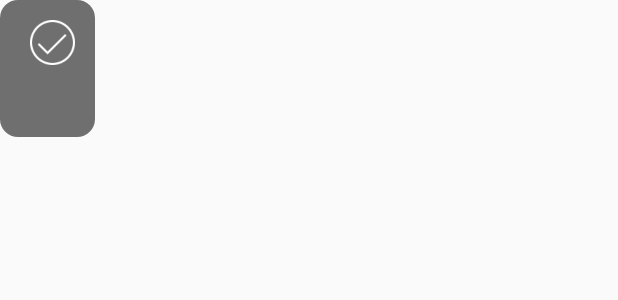
After one commit to zhouyu666-zy/Infinite-Android, an Android app: the layout layout_toast.xml on its own in the app's theme, with its tools: preview values and no code run, on a phone screen of 412 x 824 dp. The commit adds this screen. Shown: the top 300 px of the screen. Run offline under Robolectric (Android 15) with nearby library versions, the phone set to English and light mode, and no system bars.

Commit message:
点赞与取消点赞

```diff
--- /dev/null
+++ b/app/src/main/res/drawable/toast_back.xml
@@ -0,0 +1,6 @@
+<?xml version="1.0" encoding="utf-8"?>
+<shape xmlns:android="http://schemas.android.com/apk/res/android" >
+    <corners android:radius="12dp" />
+    <solid android:color="#A4232323"/>
+
+</shape>
--- a/app/src/main/res/layout/fragment_personal.xml
+++ b/app/src/main/res/layout/fragment_personal.xml
@@ -28,7 +28,6 @@
                 android:layout_width="match_parent"
                 android:layout_height="wrap_content"
                 android:scaleType="centerCrop"
-                android:src="@drawable/user_background"
                 android:fitsSystemWindows="true"/>
 
 
--- a/app/src/main/res/layout/item_video.xml
+++ b/app/src/main/res/layout/item_video.xml
@@ -74,6 +74,7 @@
             android:src="@drawable/default_avatar_image"/>
 
         <ImageView
+            android:id="@+id/like_btn"
             android:layout_marginTop="@dimen/video_right_btn_space"
             android:layout_width="40dp"
             android:layout_height="40dp"
@@ -89,6 +90,7 @@
             tools:ignore="HardcodedText" />
 
         <ImageView
+            android:id="@+id/comment_btn"
             android:layout_marginTop="@dimen/video_right_btn_space"
             android:layout_width="40dp"
             android:layout_height="40dp"
--- /dev/null
+++ b/app/src/main/res/layout/layout_toast.xml
@@ -0,0 +1,33 @@
+<?xml version="1.0" encoding="utf-8"?>
+<LinearLayout xmlns:android="http://schemas.android.com/apk/res/android"
+    xmlns:tools="http://schemas.android.com/tools"
+    android:layout_width="wrap_content"
+    android:layout_height="wrap_content"
+    android:background="@drawable/toast_back"
+    android:gravity="center_vertical"
+    android:padding="13dp"
+    android:paddingStart="20dp"
+    android:orientation="vertical" >
+
+    <ImageView
+        android:id="@+id/toast_img"
+        android:layout_width="30dp"
+        android:layout_height="30dp"
+        android:background="@drawable/toast_y"
+        android:layout_gravity="center_horizontal"
+        android:layout_marginBottom="15dp"
+        android:tint="#ffffff"
+        tools:ignore="UseAppTint" />
+
+    <TextView
+        android:id="@+id/toast_text"
+        android:layout_width="wrap_content"
+        android:layout_height="wrap_content"
+        android:layout_gravity="center_horizontal"
+        android:layout_marginLeft="10dp"
+        android:layout_marginRight="10dp"
+        android:textColor="#FFFFFF"
+        android:gravity="center"
+        android:textSize="14dp" />
+
+</LinearLayout>
```
Also changed, not shown: app/src/main/java/edu/ace/infinite/adapter/VideoAdapter.java (+48 -3 lines), app/src/main/java/edu/ace/infinite/fragment/PersonalFragment.java (+2 -7 lines), app/src/main/java/edu/ace/infinite/pojo/Video.java (+9 -0 lines), app/src/main/java/edu/ace/infinite/utils/http/VideoHttpUtils.java (+22 -7 lines), app/src/main/java/edu/ace/infinite/view/MyToast.java (added, +213 -0 lines), app/src/main/res/drawable/toast_n.webp (added), app/src/main/res/drawable/toast_y.webp (added).
